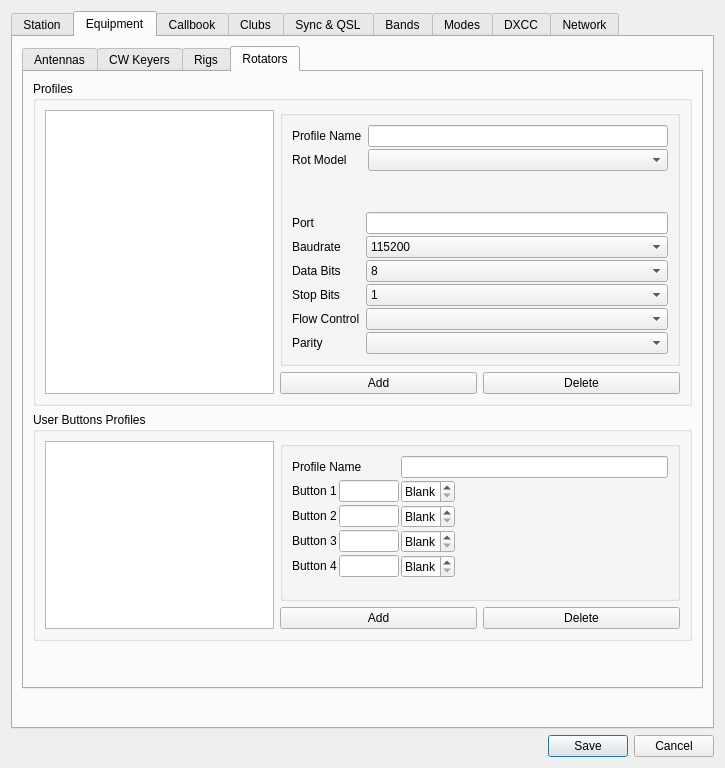
The window that ui/SettingsDialog.ui (k5mcd/QLog) describes before a commit, drawn with Qt 5.
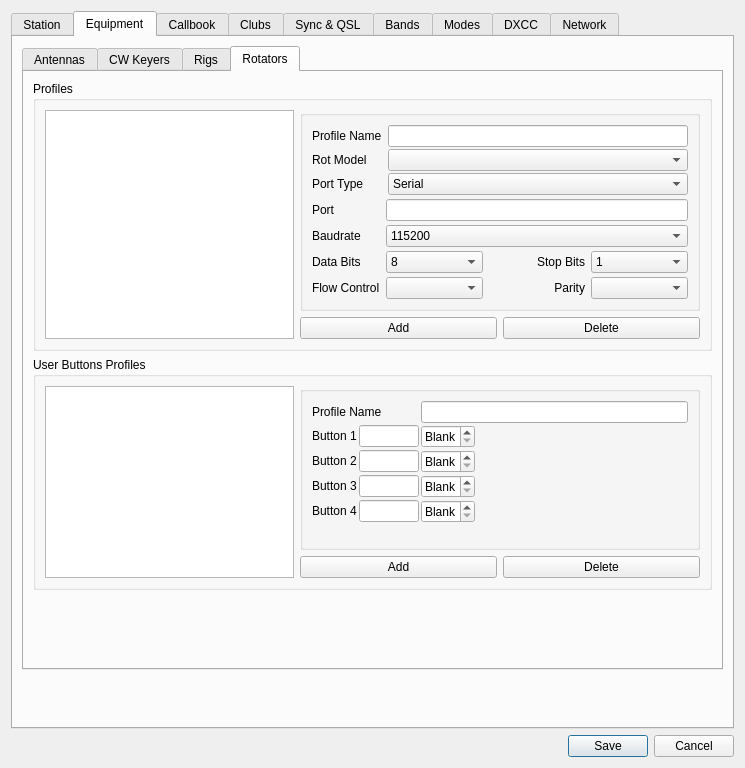
The same window after the commit. The open tabs and pages were chosen to show the change. Icons and pictures are not drawn.

Commit message: Settings: Added Rot connection Serial/Network selection

What changed in the file:
```diff
--- a/ui/SettingsDialog.ui
+++ b/ui/SettingsDialog.ui
@@ -6,7 +6,7 @@
    <rect>
     <x>0</x>
     <y>0</y>
-    <width>725</width>
+    <width>745</width>
     <height>768</height>
    </rect>
   </property>
@@ -2062,6 +2062,13 @@
                  <property name="verticalSpacing">
                   <number>2</number>
                  </property>
+                 <item row="1" column="0">
+                  <widget class="QLabel" name="rotProfileNameLabel">
+                   <property name="text">
+                    <string>Profile Name</string>
+                   </property>
+                  </widget>
+                 </item>
                  <item row="1" column="1">
                   <widget class="QLineEdit" name="rotProfileNameEdit">
                    <property name="toolTip">
@@ -2072,6 +2079,37 @@
                    </property>
                   </widget>
                  </item>
+                 <item row="2" column="0">
+                  <widget class="QLabel" name="rotModelLabel">
+                   <property name="text">
+                    <string>Rot Model</string>
+                   </property>
+                  </widget>
+                 </item>
+                 <item row="2" column="1">
+                  <widget class="QComboBox" name="rotModelSelect"/>
+                 </item>
+                 <item row="3" column="0">
+                  <widget class="QLabel" name="rotPortTypeLabel">
+                   <property name="text">
+                    <string>Port Type</string>
+                   </property>
+                  </widget>
+                 </item>
+                 <item row="3" column="1">
+                  <widget class="QComboBox" name="rotPortTypeCombo">
+                   <item>
+                    <property name="text">
+                     <string>Serial</string>
+                    </property>
+                   </item>
+                   <item>
+                    <property name="text">
+                     <string>Network</string>
+                    </property>
+                   </item>
+                  </widget>
+                 </item>
                  <item row="4" column="0" colspan="2">
                   <widget class="QStackedWidget" name="rotStackedWidget">
                    <property name="sizePolicy">
@@ -2089,13 +2127,13 @@
                    <widget class="QWidget" name="rotSerialPage">
                     <layout class="QFormLayout" name="formLayout_19">
                      <property name="verticalSpacing">
-                      <number>2</number>
+                      <number>4</number>
                      </property>
                      <property name="leftMargin">
                       <number>0</number>
                      </property>
                      <property name="topMargin">
-                      <number>0</number>
+                      <number>2</number>
                      </property>
                      <property name="rightMargin">
                       <number>0</number>
@@ -2175,7 +2213,19 @@
                        </property>
                       </widget>
                      </item>
+                     <item row="4" column="0">
+                      <widget class="QLabel" name="rotFlowControlLabel">
+                       <property name="text">
+                        <string>Flow Control</string>
+                       </property>
+                      </widget>
+                     </item>
                      <item row="2" column="1">
+                      <layout class="QHBoxLayout" name="horizontalLayout_29">
+                       <property name="spacing">
+                        <number>6</number>
+                       </property>
+                       <item>
                       <widget class="QComboBox" name="rotDataBitsSelect">
                        <item>
                         <property name="text">
@@ -2199,14 +2249,17 @@
                        </item>
                       </widget>
                      </item>
-                     <item row="3" column="0">
+                       <item>
                       <widget class="QLabel" name="rotStopBitsLabel">
                        <property name="text">
                         <string>Stop Bits</string>
                        </property>
-                      </widget>
-                     </item>
-                     <item row="3" column="1">
+                         <property name="alignment">
+                          <set>Qt::AlignRight|Qt::AlignTrailing|Qt::AlignVCenter</set>
+                         </property>
+                        </widget>
+                       </item>
+                       <item>
                       <widget class="QComboBox" name="rotStopBitsSelect">
                        <item>
                         <property name="text">
@@ -2220,27 +2273,32 @@
                        </item>
                       </widget>
                      </item>
-                     <item row="4" column="0">
-                      <widget class="QLabel" name="rotFlowControlLabel">
-                       <property name="text">
-                        <string>Flow Control</string>
-                       </property>
-                      </widget>
+                      </layout>
                      </item>
                      <item row="4" column="1">
+                      <layout class="QHBoxLayout" name="horizontalLayout_30">
+                       <property name="spacing">
+                        <number>6</number>
+                       </property>
+                       <item>
                       <widget class="QComboBox" name="rotFlowControlSelect"/>
                      </item>
-                     <item row="5" column="0">
+                       <item>
                       <widget class="QLabel" name="rotParityLabel">
                        <property name="text">
                         <string>Parity</string>
                        </property>
-                      </widget>
-                     </item>
-                     <item row="5" column="1">
+                         <property name="alignment">
+                          <set>Qt::AlignRight|Qt::AlignTrailing|Qt::AlignVCenter</set>
+                         </property>
+                        </widget>
+                       </item>
+                       <item>
                       <widget class="QComboBox" name="rotParitySelect"/>
                      </item>
                     </layout>
+                     </item>
+                    </layout>
                    </widget>
                    <widget class="QWidget" name="rotNetworkPage">
                     <layout class="QFormLayout" name="formLayout_20">
@@ -2306,36 +2364,6 @@
                    </widget>
                   </widget>
                  </item>
-                 <item row="1" column="0">
-                  <widget class="QLabel" name="rotProfileNameLabel">
-                   <property name="text">
-                    <string>Profile Name</string>
-                   </property>
-                  </widget>
-                 </item>
-                 <item row="2" column="0">
-                  <widget class="QLabel" name="rotModelLabel">
-                   <property name="text">
-                    <string>Rot Model</string>
-                   </property>
-                  </widget>
-                 </item>
-                 <item row="2" column="1">
-                  <widget class="QComboBox" name="rotModelSelect"/>
-                 </item>
-                 <item row="3" column="1">
-                  <spacer name="verticalSpacer_9">
-                   <property name="orientation">
-                    <enum>Qt::Vertical</enum>
-                   </property>
-                   <property name="sizeHint" stdset="0">
-                    <size>
-                     <width>20</width>
-                     <height>40</height>
-                    </size>
-                   </property>
-                  </spacer>
-                 </item>
                 </layout>
                </widget>
               </item>
```
Left out of the diff: 98 changed lines with no effect on the pictures. Lines whose indentation alone changed are shown as unchanged. The commit also changes 6 other files.
